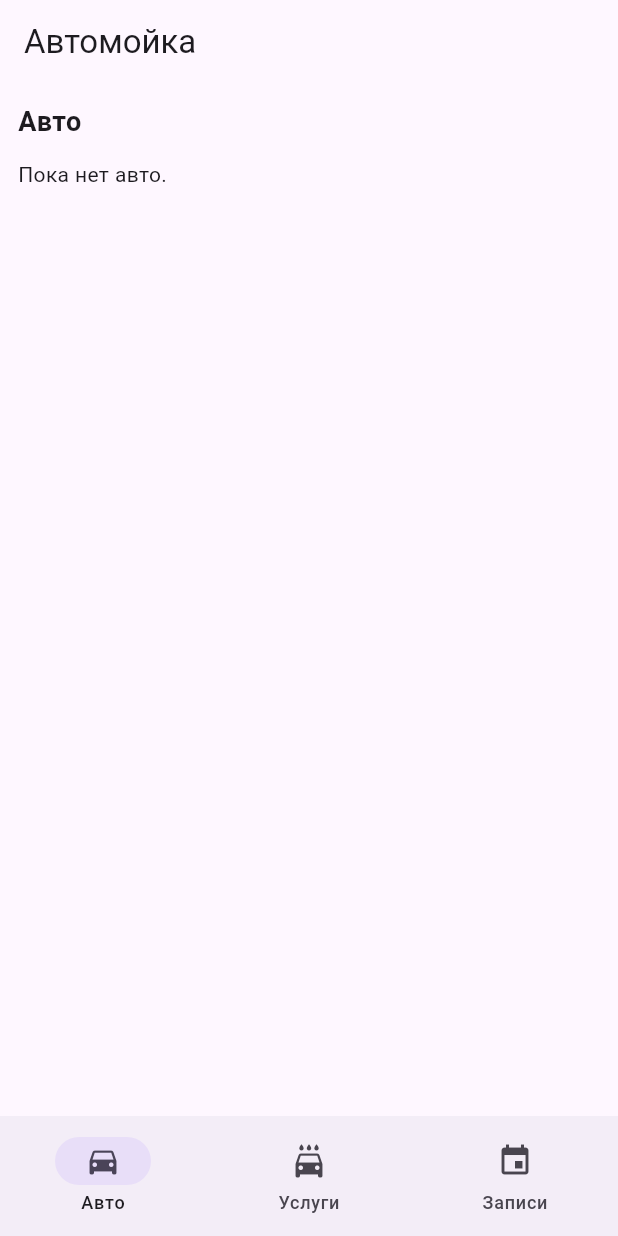
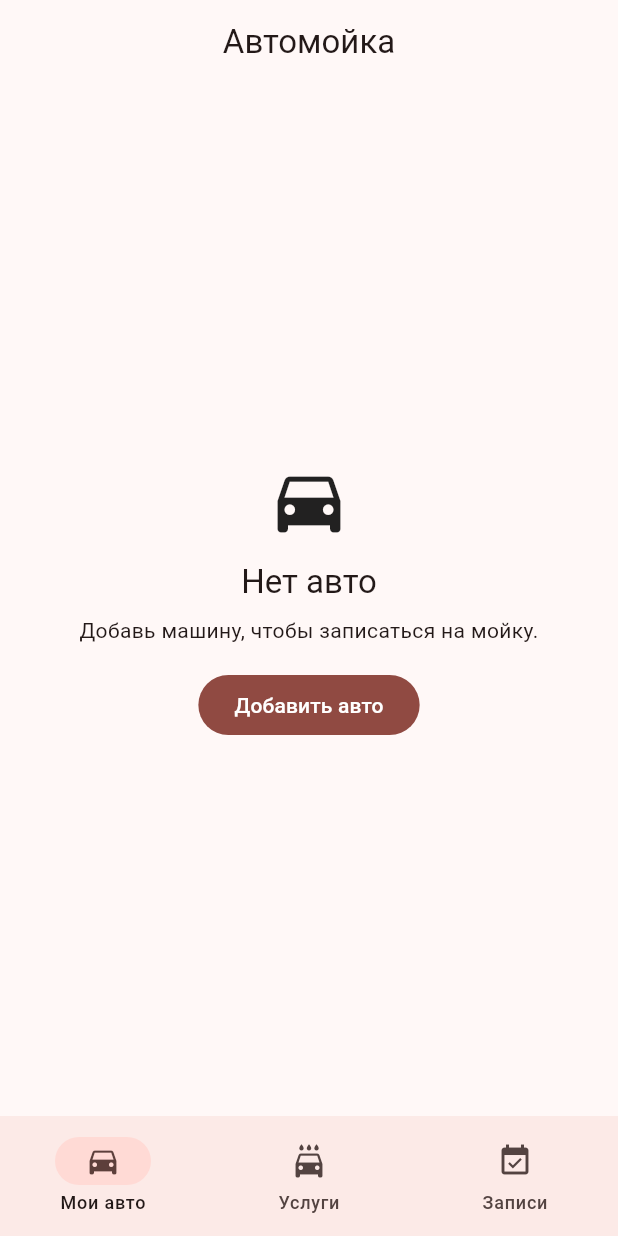
Before and after one commit to rocknrome25-mos/CarWashApp, a Flutter app: the screen it shows after launch, on a phone screen of 412 x 824 dp. Run offline on Flutter 3.47's test engine with Material 3 defaults, Android fonts, the phone set to English and light mode, and no system bars.

Commit message:
Fix demo services and bookings CRUD flow

```diff
--- a/client_module/lib/app.dart
+++ b/client_module/lib/app.dart
@@ -1,5 +1,4 @@
 import 'package:flutter/material.dart';
-
 import 'core/data/demo_repository.dart';
 import 'features/bookings/bookings_page.dart';
 import 'features/cars/cars_page.dart';
@@ -13,12 +12,12 @@ class ClientModuleApp extends StatefulWidget {
 }
 
 class _ClientModuleAppState extends State<ClientModuleApp> {
-  final repo = DemoRepository();
+  final DemoRepository repo = DemoRepository();
   int index = 0;
 
   @override
   Widget build(BuildContext context) {
-    final pages = [
+    final pages = <Widget>[
       CarsPage(repo: repo),
       ServicesPage(repo: repo),
       BookingsPage(repo: repo),
@@ -27,23 +26,23 @@ class _ClientModuleAppState extends State<ClientModuleApp> {
     return MaterialApp(
       debugShowCheckedModeBanner: false,
       title: 'Автомойка',
-      theme: ThemeData(useMaterial3: true),
+      theme: ThemeData(
+        useMaterial3: true,
+        colorScheme: ColorScheme.fromSeed(seedColor: Colors.red),
+      ),
       home: Scaffold(
-        appBar: AppBar(title: const Text('Автомойка')),
+        appBar: AppBar(
+          title: const Text('Автомойка'),
+          centerTitle: true,
+        ),
         body: pages[index],
         bottomNavigationBar: NavigationBar(
           selectedIndex: index,
           onDestinationSelected: (v) => setState(() => index = v),
           destinations: const [
-            NavigationDestination(
-              icon: Icon(Icons.directions_car),
-              label: 'Авто',
-            ),
-            NavigationDestination(
-              icon: Icon(Icons.local_car_wash),
-              label: 'Услуги',
-            ),
-            NavigationDestination(icon: Icon(Icons.event), label: 'Записи'),
+            NavigationDestination(icon: Icon(Icons.directions_car), label: 'Мои авто'),
+            NavigationDestination(icon: Icon(Icons.local_car_wash), label: 'Услуги'),
+            NavigationDestination(icon: Icon(Icons.event_available), label: 'Записи'),
           ],
         ),
       ),
--- a/client_module/lib/core/data/demo_repository.dart
+++ b/client_module/lib/core/data/demo_repository.dart
@@ -4,27 +4,72 @@ import '../models/service.dart';
 
 class DemoRepository {
   final List<Car> _cars = [];
-  final List<Service> _services = [];
+
+  final List<Service> _services = const [
+    Service(id: 's1', name: 'Экспресс мойка', priceRub: 800, durationMin: 20),
+    Service(id: 's2', name: 'Комплекс', priceRub: 1500, durationMin: 45),
+    Service(
+      id: 's3',
+      name: 'Химчистка салона',
+      priceRub: 6000,
+      durationMin: 180,
+    ),
+  ];
+
   final List<Booking> _bookings = [];
 
-  DemoRepository() {
-    _services.addAll(const [
-      Service(id: 's1', name: 'Мойка кузова', price: 1000, durationMinutes: 30),
-      Service(
-        id: 's2',
-        name: 'Мойка + салон',
-        price: 1800,
-        durationMinutes: 60,
-      ),
-      Service(id: 's3', name: 'Детейлинг', price: 3500, durationMinutes: 120),
-    ]);
+  List<Car> getCars() => List.unmodifiable(_cars);
+  List<Service> getServices() => List.unmodifiable(_services);
+  List<Booking> getBookings() => List.unmodifiable(_bookings);
+
+  Car? findCar(String id) {
+    for (final c in _cars) {
+      if (c.id == id) return c;
+    }
+    return null;
   }
 
-  List<Car> getCars() => List.unmodifiable(_cars);
-  void addCar(Car car) => _cars.insert(0, car);
+  Service? findService(String id) {
+    for (final s in _services) {
+      if (s.id == id) return s;
+    }
+    return null;
+  }
 
-  List<Service> getServices() => List.unmodifiable(_services);
+  void addCar({
+    required String brand,
+    required String model,
+    required String plate,
+  }) {
+    final id = DateTime.now().microsecondsSinceEpoch.toString();
+    _cars.add(
+      Car(
+        id: id,
+        brand: brand.trim(),
+        model: model.trim(),
+        plate: plate.trim().toUpperCase(),
+      ),
+    );
+  }
 
-  List<Booking> getBookings() => List.unmodifiable(_bookings);
-  void addBooking(Booking booking) => _bookings.insert(0, booking);
+  void deleteCar(String id) {
+    _cars.removeWhere((c) => c.id == id);
+    _bookings.removeWhere((b) => b.carId == id);
+  }
+
+  void addBooking({
+    required String carId,
+    required String serviceId,
+    required DateTime dateTime,
+  }) {
+    final id = DateTime.now().microsecondsSinceEpoch.toString();
+    _bookings.add(
+      Booking(id: id, carId: carId, serviceId: serviceId, dateTime: dateTime),
+    );
+    _bookings.sort((a, b) => a.dateTime.compareTo(b.dateTime));
+  }
+
+  void deleteBooking(String id) {
+    _bookings.removeWhere((b) => b.id == id);
+  }
 }
--- a/client_module/lib/core/models/booking.dart
+++ b/client_module/lib/core/models/booking.dart
@@ -1,18 +1,13 @@
-import 'car.dart';
-import 'service.dart';
-
 class Booking {
   final String id;
-  final Car car;
-  final Service service;
-  final DateTime startAt;
-  final String status;
+  final String carId;
+  final String serviceId;
+  final DateTime dateTime;
 
-  Booking({
+  const Booking({
     required this.id,
-    required this.car,
-    required this.service,
-    required this.startAt,
-    this.status = 'pending',
+    required this.carId,
+    required this.serviceId,
+    required this.dateTime,
   });
 }
--- a/client_module/lib/core/models/car.dart
+++ b/client_module/lib/core/models/car.dart
@@ -1,13 +1,15 @@
 class Car {
   final String id;
-  final String make;
+  final String brand;
   final String model;
   final String plate;
 
-  Car({
+  const Car({
     required this.id,
-    required this.make,
+    required this.brand,
     required this.model,
     required this.plate,
   });
+
+  String get title => '$brand $model';
 }
--- a/client_module/lib/core/models/service.dart
+++ b/client_module/lib/core/models/service.dart
@@ -1,13 +1,13 @@
 class Service {
   final String id;
   final String name;
-  final int price;
-  final int durationMinutes;
+  final int priceRub;
+  final int durationMin;
 
   const Service({
     required this.id,
     required this.name,
-    required this.price,
-    required this.durationMinutes,
+    required this.priceRub,
+    required this.durationMin,
   });
 }
--- a/client_module/lib/features/cars/cars_page.dart
+++ b/client_module/lib/features/cars/cars_page.dart
@@ -1,29 +1,69 @@
 import 'package:flutter/material.dart';
 import '../../core/data/demo_repository.dart';
+import '../../widgets/empty_state.dart';
+import 'add_car_sheet.dart';
 
-class CarsPage extends StatelessWidget {
+class CarsPage extends StatefulWidget {
   final DemoRepository repo;
+
   const CarsPage({super.key, required this.repo});
 
   @override
+  State<CarsPage> createState() => _CarsPageState();
+}
+
+class _CarsPageState extends State<CarsPage> {
+  void _openAddCar() async {
+    final added = await showModalBottomSheet<bool>(
+      context: context,
+      isScrollControlled: true,
+      showDragHandle: true,
+      builder: (_) => AddCarSheet(repo: widget.repo),
+    );
+    if (added == true) setState(() {});
+  }
+
+  @override
   Widget build(BuildContext context) {
-    final cars = repo.getCars();
+    final cars = widget.repo.getCars();
+
+    if (cars.isEmpty) {
+      return EmptyState(
+        icon: Icons.directions_car,
+        title: 'Нет авто',
+        subtitle: 'Добавь машину, чтобы записаться на мойку.',
+        action: FilledButton(
+          onPressed: _openAddCar,
+          child: const Text('Добавить авто'),
+        ),
+      );
+    }
 
     return ListView(
       padding: const EdgeInsets.all(12),
       children: [
-        const Text(
-          'Авто',
-          style: TextStyle(fontSize: 18, fontWeight: FontWeight.w600),
+        FilledButton.icon(
+          onPressed: _openAddCar,
+          icon: const Icon(Icons.add),
+          label: const Text('Добавить авто'),
         ),
         const SizedBox(height: 12),
-        if (cars.isEmpty) const Text('Пока нет авто.'),
-        ...cars.map(
-          (c) => ListTile(
-            title: Text('${c.make} ${c.model}'),
-            subtitle: Text(c.plate),
-          ),
-        ),
+        ...cars.map((c) {
+          return Card(
+            child: ListTile(
+              leading: const Icon(Icons.directions_car),
+              title: Text(c.title),
+              subtitle: Text('Номер: ${c.plate}'),
+              trailing: IconButton(
+                icon: const Icon(Icons.delete_outline),
+                onPressed: () {
+                  widget.repo.deleteCar(c.id);
+                  setState(() {});
+                },
+              ),
+            ),
+          );
+        }),
       ],
     );
   }
--- a/client_module/lib/widgets/empty_state.dart
+++ b/client_module/lib/widgets/empty_state.dart
@@ -0,0 +1,39 @@
+import 'package:flutter/material.dart';
+
+class EmptyState extends StatelessWidget {
+  final IconData icon;
+  final String title;
+  final String subtitle;
+  final Widget? action;
+
+  const EmptyState({
+    super.key,
+    required this.icon,
+    required this.title,
+    required this.subtitle,
+    this.action,
+  });
+
+  @override
+  Widget build(BuildContext context) {
+    return Center(
+      child: Padding(
+        padding: const EdgeInsets.all(24),
+        child: Column(
+          mainAxisSize: MainAxisSize.min,
+          children: [
+            Icon(icon, size: 56),
+            const SizedBox(height: 12),
+            Text(title, style: Theme.of(context).textTheme.titleLarge),
+            const SizedBox(height: 8),
+            Text(subtitle, textAlign: TextAlign.center),
+            if (action != null) ...[
+              const SizedBox(height: 16),
+              action!,
+            ],
+          ],
+        ),
+      ),
+    );
+  }
+}
```
Also changed, not shown: client_module/lib/features/bookings/bookings_page.dart (+51 -16 lines), client_module/lib/features/bookings/create_booking_page.dart (+137 -0 lines), client_module/lib/features/cars/add_car_sheet.dart (+98 -0 lines), client_module/lib/features/services/services_page.dart (+40 -12 lines), 1 other file.
